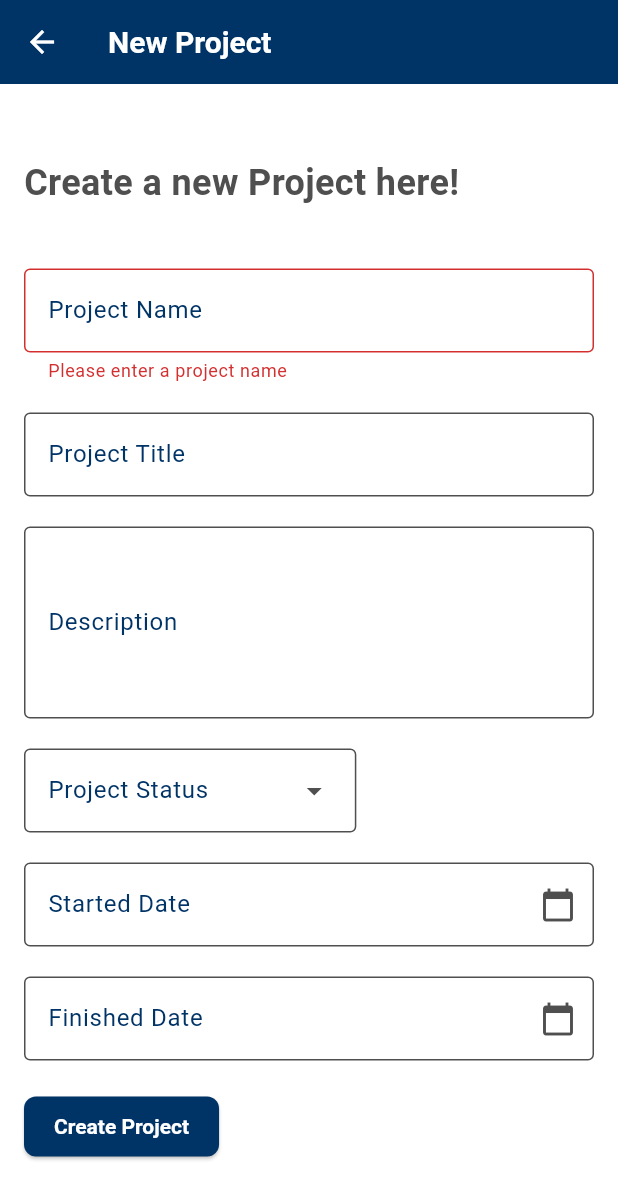
After one commit to Githmi870/data_management_app, a Flutter app: the NewProjectScreen screen opened directly, after a tap on "Create Project", on a phone screen of 412 x 824 dp. The commit adds this screen. Shown: the top 1199 px of the screen. Run offline on Flutter 3.47's test engine with Material 3 defaults, Android fonts, the phone set to English and light mode, and no system bars; our stand-ins replace flutter_speed_dial, google_fonts.

Commit message:
09/22Night

```diff
--- a/lib/screens/home_screen.dart
+++ b/lib/screens/home_screen.dart
@@ -1,6 +1,8 @@
 import 'package:flutter/material.dart';
 import 'package:google_fonts/google_fonts.dart';
 import 'package:flutter_speed_dial/flutter_speed_dial.dart';
+import 'newproject_screen.dart';
+import 'newform_screen.dart';
 
 class HomeScreen extends StatefulWidget {
   const HomeScreen({super.key});
@@ -41,16 +43,22 @@ class _HomeScreenState extends State<HomeScreen> {
             child: Icon(Icons.description),
             label: 'Create Form',
             onTap: () {
-              // Navigate or show dialog for creating form
-
+              Navigator.push(
+                context,
+                MaterialPageRoute(
+                  builder: (context) => const NewFormScreen())
+              );
             },
           ),
           SpeedDialChild(
             child: Icon(Icons.work),
             label: 'Create Project',
             onTap: () {
-              // Navigate or show dialog for creating project
-
+              Navigator.push(
+                context,
+                MaterialPageRoute(
+                    builder: (context) => const NewProjectScreen()),
+              );
             },
           ),
         ],
--- /dev/null
+++ b/lib/screens/newform_screen.dart
@@ -0,0 +1,17 @@
+import 'package:flutter/material.dart';
+
+class NewFormScreen extends StatelessWidget {
+  const NewFormScreen({super.key});
+
+  @override
+  Widget build(BuildContext context) {
+    return Scaffold(
+      appBar: AppBar(
+        title: const Text('New Form'),
+      ),
+      body: const Center(
+        child: Text('Create a new Form here!'),
+      ),
+    );
+  }
+}
--- /dev/null
+++ b/lib/screens/newproject_screen.dart
@@ -0,0 +1,130 @@
+import 'package:flutter/material.dart';
+import 'package:intl/intl.dart';
+
+class NewProjectScreen extends StatefulWidget {
+  const NewProjectScreen({super.key});
+
+  @override
+  State<NewProjectScreen> createState() => _NewProjectScreenState();
+}
+
+class _NewProjectScreenState extends State<NewProjectScreen> {
+  final _formKey = GlobalKey<FormState>();
+  final TextEditingController _dateController = TextEditingController();
+
+  Future<void> _selectDate(BuildContext context) async {
+    final DateTime? picked = await showDatePicker(
+      context: context,
+      initialDate: DateTime.now(),
+      firstDate: DateTime(2000),
+      lastDate: DateTime(2100),
+    );
+    if (picked != null) {
+      setState(() {
+        _dateController.text = DateFormat('yyyy-MM-dd').format(picked);
+      });
+    }
+  }
+
+  @override
+  Widget build(BuildContext context) {
+    return Scaffold(
+      appBar: AppBar(title: const Text('New Project')),
+      body: Center(
+        child: SingleChildScrollView(
+          padding: const EdgeInsets.all(16.0),
+          child: Column(
+            crossAxisAlignment: CrossAxisAlignment.start,
+            children: [
+              const Text(
+                'Create a new Project here!',
+                style: TextStyle(fontSize: 24, fontWeight: FontWeight.bold),
+              ),
+              const SizedBox(height: 40),
+              Form(
+                key: _formKey,
+                child: Column(
+                  children: [
+                    TextFormField(
+                      decoration: const InputDecoration(
+                        labelText: 'Project Name',
+                        border: OutlineInputBorder(),
+                      ),
+                      validator: (value) {
+                        if (value == null || value.isEmpty) {
+                          return 'Please enter a project name';
+                        }
+                        return null;
+                      },
+                    ),
+                    const SizedBox(height: 20),
+                    TextFormField(
+                      decoration: const InputDecoration(
+                        labelText: 'Project Title',
+                        border: OutlineInputBorder(),
+                      ),
+                    ),
+                    const SizedBox(height: 20),
+                    TextFormField(
+                      decoration: const InputDecoration(
+                        labelText: 'Description',
+                        border: OutlineInputBorder(),
+                      ),
+                      maxLines: 4,
+                    ),
+                    const SizedBox(height: 20),
+                    Align(
+                      alignment: Alignment.centerLeft,
+                      child: DropdownMenu(
+                        dropdownMenuEntries: const [
+                          DropdownMenuEntry(value: 'new', label: 'New Project'),
+                          DropdownMenuEntry(
+                              value: 'continuous', label: 'Continuous Project'),
+                          DropdownMenuEntry(
+                              value: 'completed', label: 'Completed Project'),
+                        ],
+                        label: const Text('Project Status'),
+                        textAlign: TextAlign.start,
+                      ),
+                    ),
+                    const SizedBox(height: 20),
+                    TextFormField(
+                      controller: _dateController,
+                      decoration: const InputDecoration(
+                        labelText: 'Started Date',
+                        border: OutlineInputBorder(),
+                        suffixIcon: Icon(Icons.calendar_today),
+                      ),
+                      readOnly: true,
+                      onTap: () => _selectDate(context),
+                    ),
+                    const SizedBox(height: 20),
+                    TextFormField(
+                      controller: _dateController,
+                      decoration: const InputDecoration(
+                        labelText: 'Finished Date',
+                        border: OutlineInputBorder(),
+                        suffixIcon: Icon(Icons.calendar_today),
+                      ),
+                      readOnly: true,
+                      onTap: () => _selectDate(context),
+                    ),
+                  ],
+                ),
+              ),
+              const SizedBox(height: 20),
+              ElevatedButton(
+                onPressed: () {
+                  if (_formKey.currentState!.validate()) {
+                    // Handle form submission
+                  }
+                },
+                child: const Text('Create Project'),
+              ),
+            ],
+          ),
+        ),
+      ),
+    );
+  }
+}
--- a/pubspec.yaml
+++ b/pubspec.yaml
@@ -14,6 +14,7 @@ dependencies:
   flutter_svg: ^2.0.7
   google_fonts: ^6.1.0
   flutter_speed_dial: ^7.0.0
+  intl: ^0.18.1
 
 dependency_overrides:
   characters: ^1.4.1
```
Also changed, not shown: pubspec.lock.
